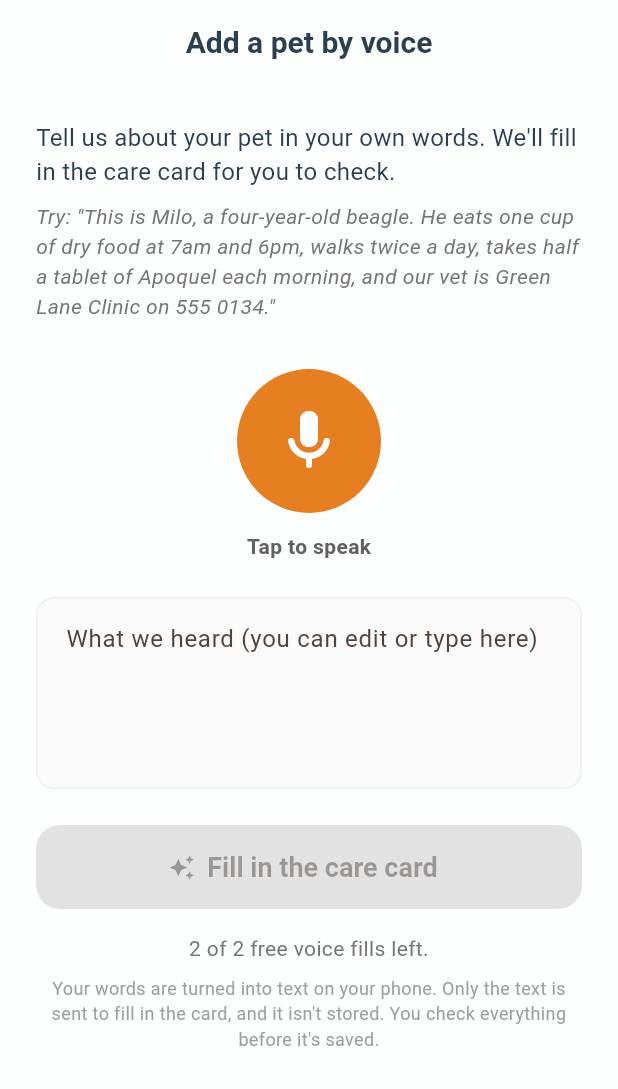
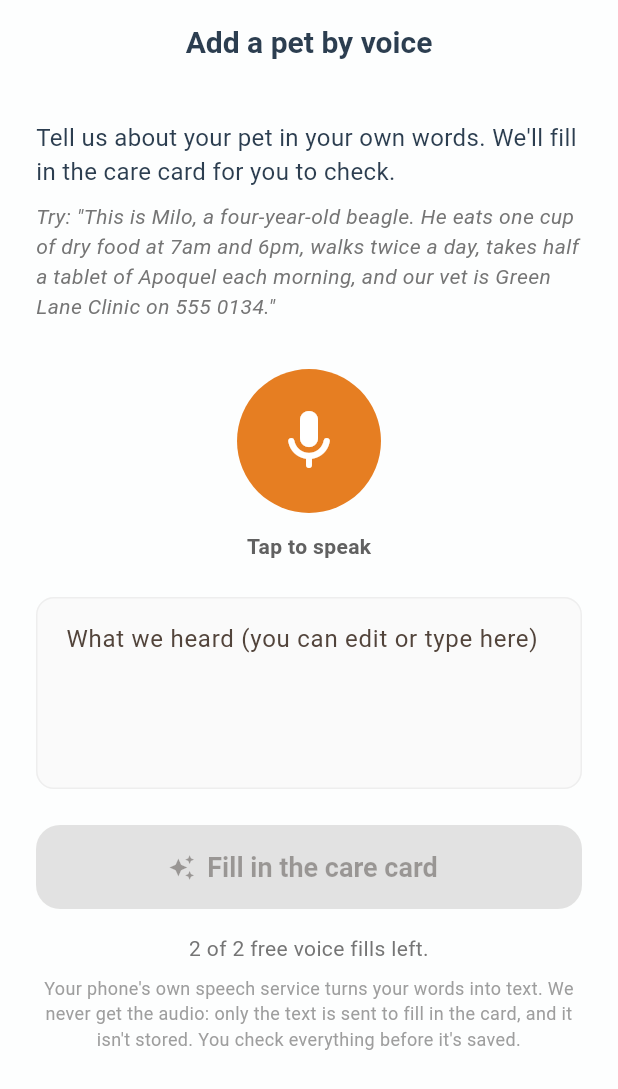
Before and after one commit to billachusim/petcarecard, a Flutter app: the VoiceFillScreen screen opened by its route, on a phone screen of 412 x 824 dp. Shown: the top 1089 px of the screen. Run offline on Flutter 3.47's test engine with Material 3 defaults, Android fonts, the phone set to English and light mode, and no system bars; our stand-ins replace flutter_local_notifications, flutter_riverpod, go_router, in_app_purchase, pdf, printing and 5 more; accounts and stored records are empty.

Commit message:
Voice fill: accurate privacy note about the phone's speech service
Co-Authored-By: Claude Opus 5.5 <noreply@anthropic.com>
Claude-Session: https://claude.ai/code/session_01Bvt53tLFBPFT3Uwr1uptip

```diff
--- a/lib/features/voice/presentation/voice_fill_screen.dart
+++ b/lib/features/voice/presentation/voice_fill_screen.dart
@@ -85,7 +85,7 @@ const _sectionTitles = {
 
 /// Speak about your pet and the app fills in the care card.
 ///
-/// Speech is turned into text on the phone. The text (never audio) goes to
+/// The phone's speech service turns speech into text. The text (never audio) goes to
 /// the Pet Care Cards server, which runs the same AI parser as the website.
 /// The user reviews and edits everything before it's saved.
 class VoiceFillScreen extends ConsumerStatefulWidget {
@@ -490,8 +490,9 @@ class _VoiceFillScreenState extends ConsumerState<VoiceFillScreen> {
           ),
         const SizedBox(height: 8),
         Text(
-          'Your words are turned into text on your phone. Only the text is sent to '
-          'fill in the card, and it isn\'t stored. You check everything before it\'s saved.',
+          "Your phone's own speech service turns your words into text. We never get "
+          "the audio: only the text is sent to fill in the card, and it isn't stored. "
+          "You check everything before it's saved.",
           textAlign: TextAlign.center,
           style: TextStyle(color: Colors.grey.shade500, fontSize: 12),
         ),
```
Also changed, not shown: 1 other file.
